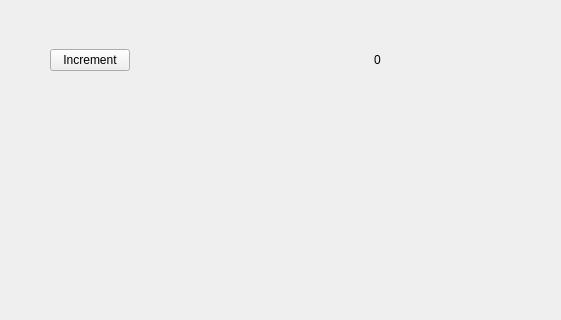
This is MainWindowOnMyOwn/MainWindow.ui in dlee67/FifthPracticeBucket as Qt 5 draws it before an edit; both pictures show x 0 to 561 and y 0 to 320 of the 800 by 600 pixel window. The edited form follows.
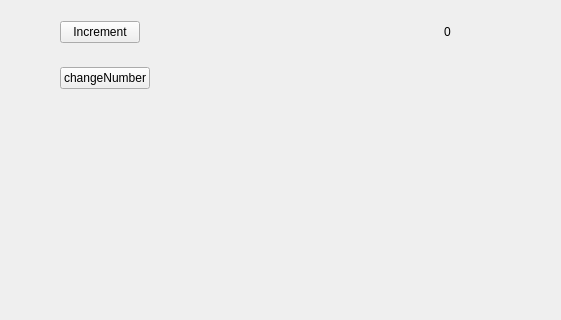
This is the edited form.

What changed in the file:
```diff
--- a/MainWindowOnMyOwn/MainWindow.ui
+++ b/MainWindowOnMyOwn/MainWindow.ui
@@ -17,12 +17,14 @@
    <widget class="QWidget" name="horizontalLayoutWidget">
     <property name="geometry">
      <rect>
-      <x>50</x>
-      <y>20</y>
-      <width>331</width>
-      <height>80</height>
+      <x>60</x>
+      <y>10</y>
+      <width>391</width>
+      <height>86</height>
      </rect>
     </property>
+    <layout class="QVBoxLayout" name="verticalLayout">
+     <item>
     <layout class="QHBoxLayout" name="horizontalLayout_2">
      <item>
       <widget class="QPushButton" name="saySomething">
@@ -50,6 +52,32 @@
         <string>0</string>
        </property>
       </widget>
+       </item>
+      </layout>
+     </item>
+     <item>
+      <layout class="QHBoxLayout" name="horizontalLayout">
+       <item>
+        <widget class="QPushButton" name="changeNumber">
+         <property name="text">
+          <string>changeNumber</string>
+         </property>
+        </widget>
+       </item>
+       <item>
+        <spacer name="horizontalSpacer_2">
+         <property name="orientation">
+          <enum>Qt::Horizontal</enum>
+         </property>
+         <property name="sizeHint" stdset="0">
+          <size>
+           <width>88</width>
+           <height>36</height>
+          </size>
+         </property>
+        </spacer>
+       </item>
+      </layout>
      </item>
     </layout>
    </widget>
```
Left out of the diff: 2 changed lines with no effect on the pictures. Lines whose indentation alone changed are shown as unchanged.
